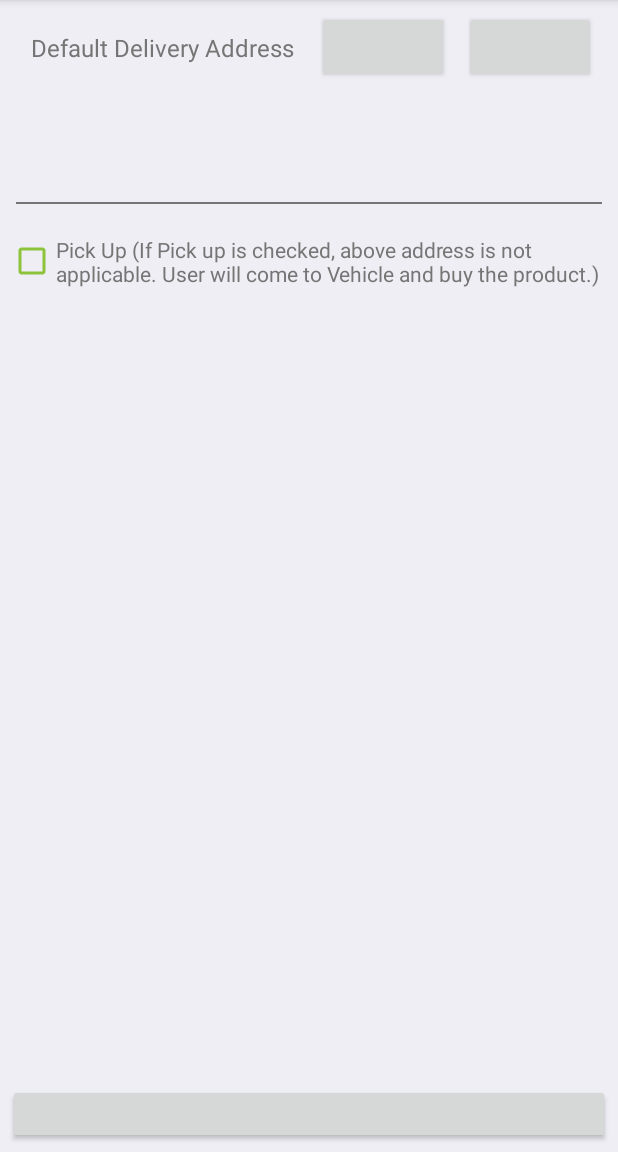
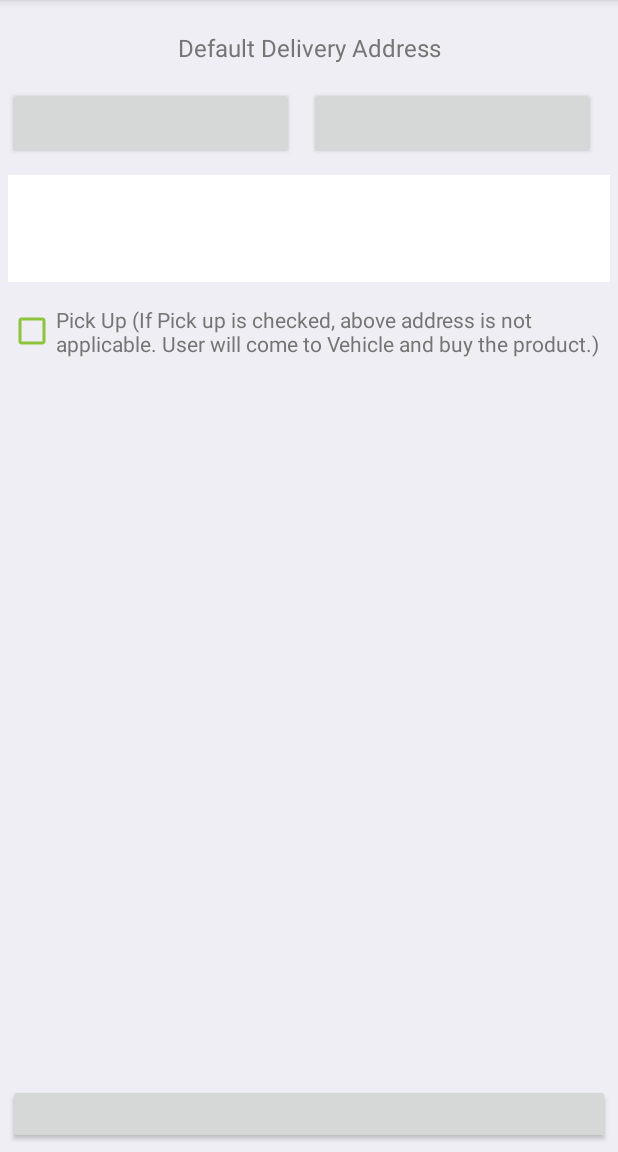
Before and after one commit to Welborn007/Tracking-Fresh, an Android app: the layout content_default_delivery_address.xml on its own in the app's theme, with its tools: preview values and no code run, on a phone screen of 412 x 824 dp, the part 84-1236 px from its top. Run offline under Robolectric (Android 15) with nearby library versions, the phone set to English and light mode, and no system bars; plain views replace FancyButton; network calls fail.

Commit message:
Ui Fixes

```diff
--- /dev/null
+++ b/app/src/main/res/drawable/address_fram.xml
@@ -0,0 +1,11 @@
+<shape xmlns:android="http://schemas.android.com/apk/res/android">
+    <solid android:color="#ffffff" />
+    <stroke
+        android:width="1dp"
+        android:color="@color/white" />
+
+    <corners
+        android:topLeftRadius="0dp"
+        android:bottomLeftRadius="0dp"
+        />
+</shape>
--- a/app/src/main/res/layout/content_default_delivery_address.xml
+++ b/app/src/main/res/layout/content_default_delivery_address.xml
@@ -37,7 +37,7 @@
             android:layout_height="wrap_content">
 
             <LinearLayout
-                android:orientation="horizontal"
+                android:orientation="vertical"
                 android:layout_margin="5dp"
                 android:layout_width="match_parent"
                 android:layout_height="wrap_content">
@@ -48,11 +48,18 @@
                     android:layout_margin="5dp"
                     android:padding="10dp"
                     android:textSize="@dimen/text_size"
-                    android:layout_width="wrap_content"
+                    android:gravity="center"
+                    android:layout_width="match_parent"
                     android:layout_height="wrap_content"/>
 
+                <LinearLayout
+                    android:layout_width="match_parent"
+                    android:layout_height="wrap_content"
+                    android:orientation="horizontal">
+
                 <mehdi.sakout.fancybuttons.FancyButton
-                    android:layout_width="wrap_content"
+                    android:layout_width="0dp"
+                    android:layout_weight="1"
                     android:layout_height="wrap_content"
                     android:padding="5dp"
                     fancy:fb_text="New"
@@ -65,7 +72,8 @@
                     fancy:fb_textSize="18sp" />
 
                 <mehdi.sakout.fancybuttons.FancyButton
-                    android:layout_width="wrap_content"
+                    android:layout_width="0dp"
+                    android:layout_weight="1"
                     android:layout_height="wrap_content"
                     android:padding="5dp"
                     fancy:fb_text="Change"
@@ -79,12 +87,15 @@
                     fancy:fb_textColor="@color/white"
                     fancy:fb_textSize="18sp" />
 
+                </LinearLayout>
+
             </LinearLayout>
 
             <LinearLayout
                 android:orientation="vertical"
                 android:layout_margin="5dp"
                 android:padding="5dp"
+                android:background="@drawable/address_fram"
                 android:layout_width="match_parent"
                 android:layout_height="wrap_content">
 
@@ -131,7 +142,8 @@
                 <View
                     android:layout_width="match_parent"
                     android:layout_height="1dp"
-                    android:background="@color/Gray"/>
+                    android:background="@color/Gray"
+                    android:visibility="gone"/>
             </LinearLayout>
 
         </LinearLayout>
--- a/app/src/main/res/layout/content_payment_details.xml
+++ b/app/src/main/res/layout/content_payment_details.xml
@@ -261,7 +261,7 @@
 
         <LinearLayout
             android:orientation="horizontal"
-            android:gravity="right"
+            android:gravity="left"
             android:layout_marginRight="10dp"
             android:layout_width="match_parent"
             android:layout_height="wrap_content">
```
Also changed, not shown: app/src/main/res/layout/confirm_order_layout.xml (+4 -4 lines), app/src/main/res/layout/content_order_review.xml (+62 -37 lines).
